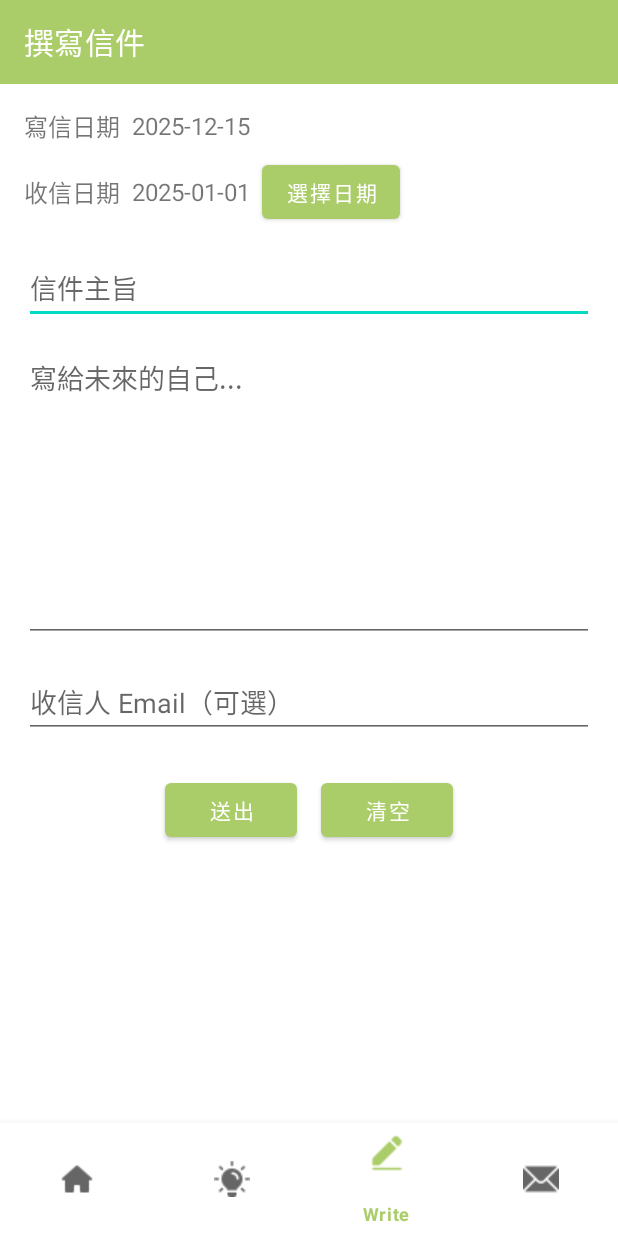
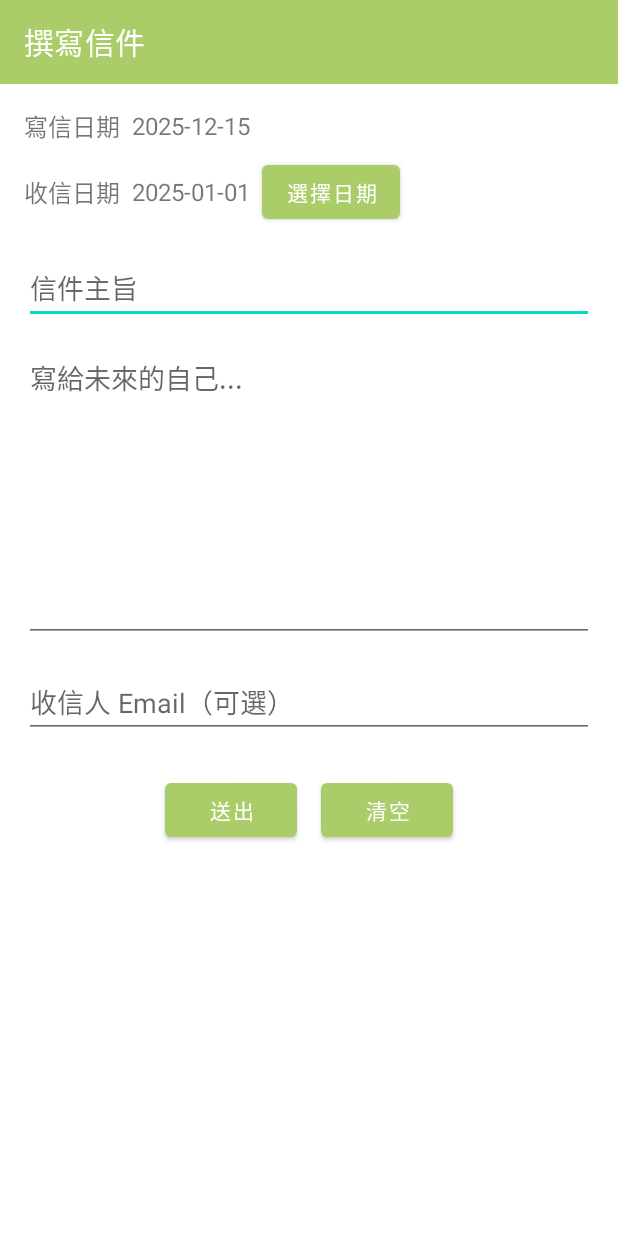
Before and after one commit to connielin07/future-me-mail-app, an Android app: the WriteActivity screen opened directly, with no data from a screen before it, on a phone screen of 412 x 824 dp. Run offline under Robolectric (Android 15) with nearby library versions, the phone set to English and light mode, and no system bars; 2 statements that could not run were skipped.

Commit message:
撰寫信件刪除導覽列

```diff
--- a/app/src/main/res/layout/activity_write.xml
+++ b/app/src/main/res/layout/activity_write.xml
@@ -25,7 +25,7 @@
         android:layout_height="0dp"
         android:fillViewport="true"
         app:layout_constraintTop_toBottomOf="@+id/toolbar_write"
-        app:layout_constraintBottom_toTopOf="@id/bottomNavigationView"
+        app:layout_constraintBottom_toBottomOf="parent"
         app:layout_constraintStart_toStartOf="parent"
         app:layout_constraintEnd_toEndOf="parent">
 
@@ -143,14 +143,4 @@
         </LinearLayout>
     </ScrollView>
 
-    <!-- 底部導覽列 -->
-    <com.google.android.material.bottomnavigation.BottomNavigationView
-        android:id="@+id/bottomNavigationView"
-        android:layout_width="0dp"
-        android:layout_height="75dp"
-        app:layout_constraintBottom_toBottomOf="parent"
-        app:layout_constraintStart_toStartOf="parent"
-        app:layout_constraintEnd_toEndOf="parent"
-        app:menu="@menu/bottom_nav_menu" />
-
 </androidx.constraintlayout.widget.ConstraintLayout>
```
